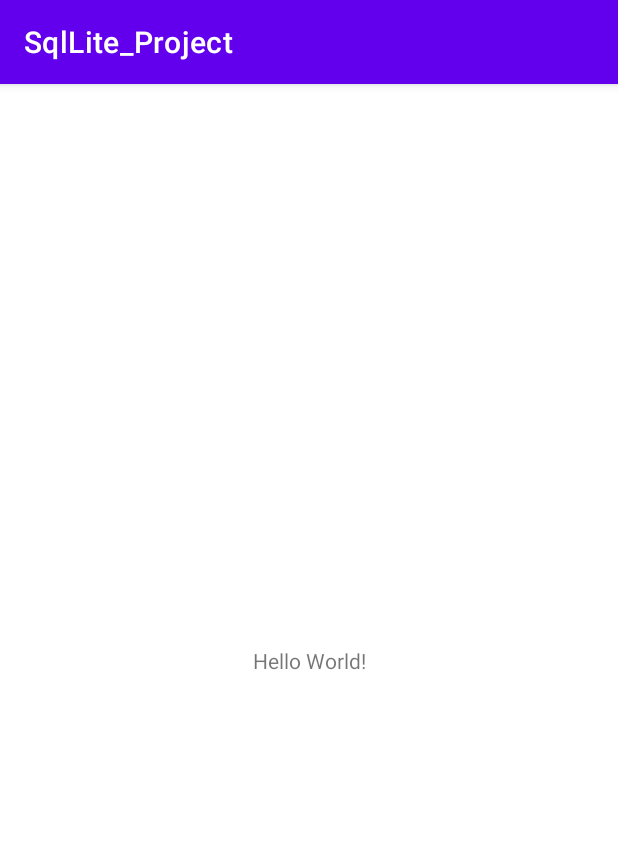
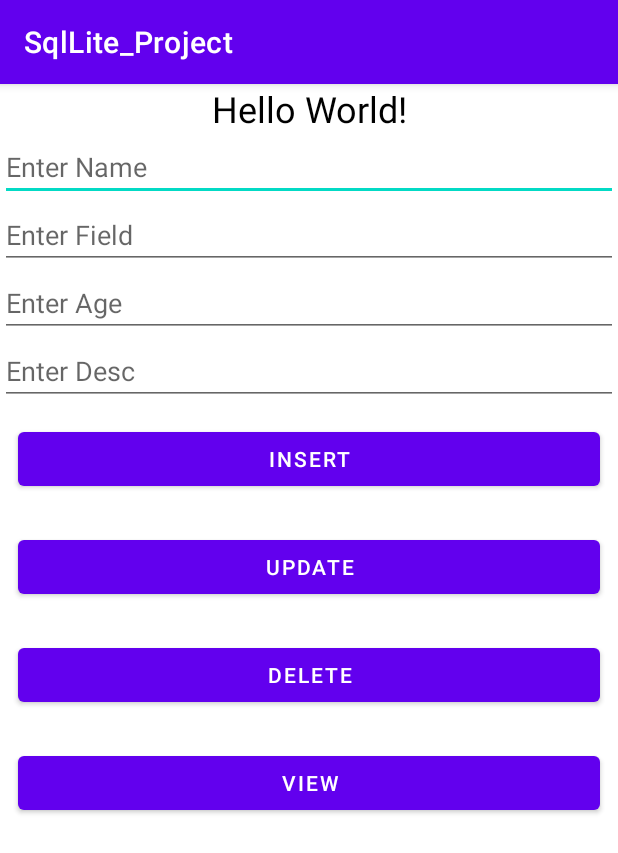
Before and after one commit to Rehan1100/SqlLite_CRUD_Operation, an Android app: the screen it shows after launch (MainActivity), on a phone screen of 412 x 824 dp. Shown: the top 853 px of the screen. Run offline under Robolectric (Android 15) with nearby library versions, the phone set to English and light mode, and no system bars.

Commit message:
RehanCommit 3:21

```diff
--- a/app/src/main/java/com/example/sqllite_project/MainActivity.java
+++ b/app/src/main/java/com/example/sqllite_project/MainActivity.java
@@ -1,17 +1,82 @@
 package com.example.sqllite_project;
 
+import androidx.appcompat.app.AlertDialog;
 import androidx.appcompat.app.AppCompatActivity;
 
+import android.database.Cursor;
 import android.os.Bundle;
+import android.util.Log;
+import android.view.View;
+import android.widget.Button;
+import android.widget.EditText;
+import android.widget.Toast;
+
+import com.example.sqllite_project.DBHelperFolder.DBHelper;
 
 public class MainActivity extends AppCompatActivity {
 
+    EditText name,field,age,desc;
+    Button insert,Update,Delete,View;
     @Override
     protected void onCreate(Bundle savedInstanceState) {
         super.onCreate(savedInstanceState);
         setContentView(R.layout.activity_main);
+        //TextView Assign Id
+        name=findViewById(R.id.Name);
+        field=findViewById(R.id.Field);
+        age=findViewById(R.id.Age);
+        desc=findViewById(R.id.Desc);
 
-        System.out.println("Hello world");
+        //Buttion Assign Id
+        insert=findViewById(R.id.insert);
+        Update=findViewById(R.id.Update);
+        Delete=findViewById(R.id.Delete);
+        View=findViewById(R.id.View);
+
+        DBHelper dbHelper= new DBHelper(MainActivity.this);
+
+        insert.setOnClickListener(new View.OnClickListener() {
+            @Override
+            public void onClick(android.view.View v) {
+
+                dbHelper.InsertData(name.getText().toString(),field.getText().toString(),age.getText().toString(),desc.getText().toString());
+
+                Toast.makeText(MainActivity.this, "New Data Inserted", Toast.LENGTH_SHORT).show();
+            }
+        });
+        Update.setOnClickListener(new View.OnClickListener() {
+            @Override
+            public void onClick(android.view.View v) {
+
+                dbHelper.UpdateData(name.getText().toString(),field.getText().toString(),age.getText().toString(),desc.getText().toString());
+                Toast.makeText(MainActivity.this, "Data Updated", Toast.LENGTH_SHORT).show();
+
+            }
+        });
+        Delete.setOnClickListener(new View.OnClickListener() {
+            @Override
+            public void onClick(android.view.View v) {
+
+                dbHelper.Delete(name.getText().toString());
+                Toast.makeText(MainActivity.this, " Data Deleted", Toast.LENGTH_SHORT).show();
+
+            }
+        });
+       View.setOnClickListener(new View.OnClickListener() {
+            @Override
+            public void onClick(android.view.View v) {
+
+                Cursor result = dbHelper.getData();
+
+                while (result.moveToNext())
+                {
+                    Log.d("TAG", result.getString(0)+"");
+                }
+            }
+        });
+
+
+
 
     }
 }
--- a/app/src/main/res/layout/activity_main.xml
+++ b/app/src/main/res/layout/activity_main.xml
@@ -1,5 +1,5 @@
 <?xml version="1.0" encoding="utf-8"?>
-<androidx.constraintlayout.widget.ConstraintLayout xmlns:android="http://schemas.android.com/apk/res/android"
+<RelativeLayout xmlns:android="http://schemas.android.com/apk/res/android"
     xmlns:app="http://schemas.android.com/apk/res-auto"
     xmlns:tools="http://schemas.android.com/tools"
     android:layout_width="match_parent"
@@ -7,12 +7,85 @@
     tools:context=".MainActivity">
 
     <TextView
-        android:layout_width="wrap_content"
+        android:id="@+id/textview"
+        android:layout_width="match_parent"
         android:layout_height="wrap_content"
+        android:textAlignment="center"
         android:text="Hello World!"
+        android:textSize="24dp"
+        android:textColor="@color/black"
         app:layout_constraintBottom_toBottomOf="parent"
         app:layout_constraintLeft_toLeftOf="parent"
         app:layout_constraintRight_toRightOf="parent"
-        app:layout_constraintTop_toTopOf="parent" />
+        app:layout_constraintTop_toTopOf="parent"
+        android:gravity="center_horizontal" />
 
-</androidx.constraintlayout.widget.ConstraintLayout>
+        <EditText
+            android:id="@+id/Name"
+            android:layout_width="match_parent"
+            android:layout_height="wrap_content"
+            android:layout_below="@id/textview"
+            android:hint="Enter Name"
+
+            >
+        </EditText>
+
+        <EditText
+            android:id="@+id/Field"
+            android:layout_width="match_parent"
+            android:layout_height="wrap_content"
+            android:hint="Enter Field"
+            android:layout_below="@id/Name"
+            >
+        </EditText>
+        <EditText
+            android:id="@+id/Age"
+            android:layout_width="match_parent"
+            android:layout_height="wrap_content"
+            android:hint="Enter Age"
+
+            android:layout_below="@id/Field"
+            >
+        </EditText>
+        <EditText
+            android:id="@+id/Desc"
+            android:layout_width="match_parent"
+            android:layout_height="wrap_content"
+            android:hint="Enter Desc"
+            android:layout_below="@id/Age"
+            >
+        </EditText>
+
+    <Button
+        android:id="@+id/insert"
+        android:layout_width="match_parent"
+        android:layout_margin="12dp"
+        android:layout_height="wrap_content"
+        android:layout_below="@id/Desc"
+        android:text="Insert"></Button>
+
+    <Button
+        android:id="@+id/Update"
+        android:layout_width="match_parent"
+        android:layout_height="wrap_content"
+        android:layout_margin="12dp"
+
+        android:layout_below="@id/insert"
+        android:text="Update"></Button>
+    <Button
+        android:id="@+id/Delete"
+        android:layout_width="match_parent"
+        android:layout_height="wrap_content"
+        android:layout_margin="12dp"
+        android:layout_below="@id/Update"
+        android:text="Delete"></Button>
+    <Button
+        android:id="@+id/View"
+        android:layout_margin="12dp"
+
+        android:layout_width="match_parent"
+        android:layout_height="wrap_content"
+        android:layout_below="@id/Delete"
+        android:text="View"></Button>
+
+</RelativeLayout>
```
Also changed, not shown: app/src/main/java/com/example/sqllite_project/DBHelperFolder/DBHelper.java (added, +95 -0 lines).
